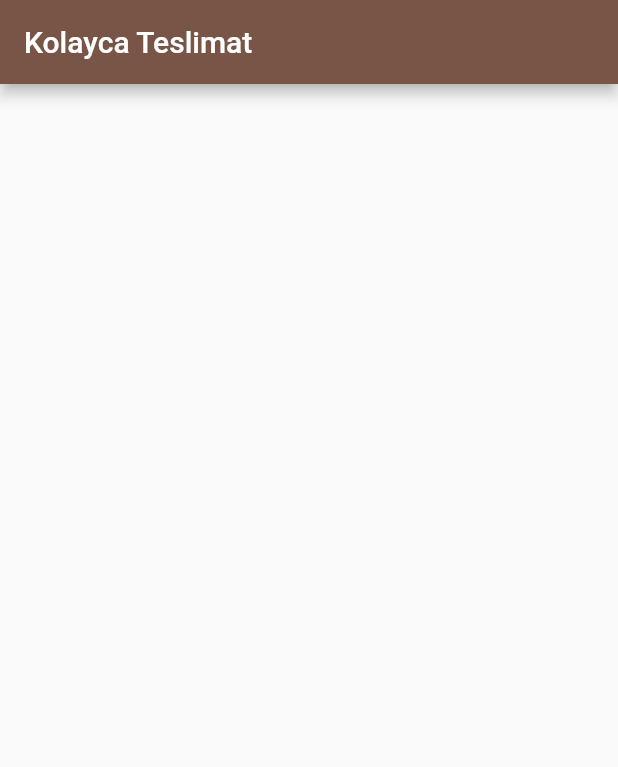
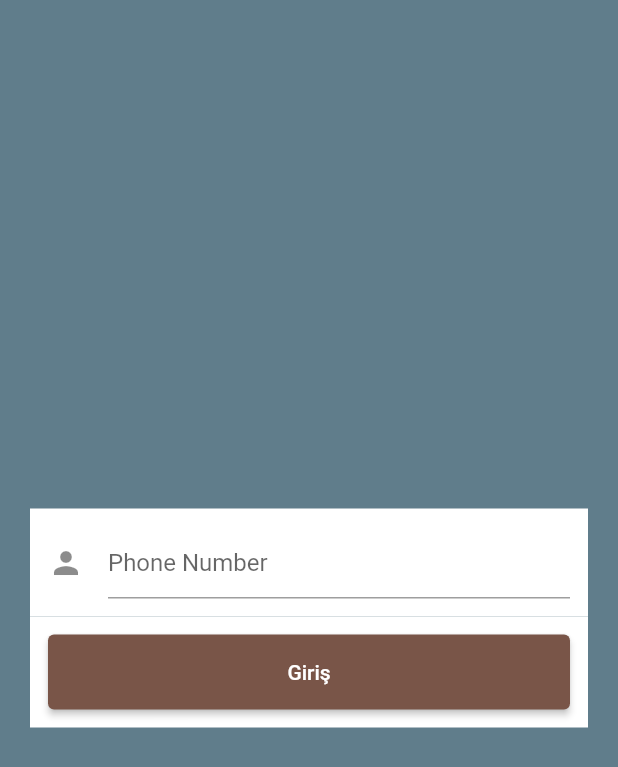
Before and after one commit to fahricandurucan/kolayca_teslimat_flutter, a Flutter app: the screen it shows after launch, on a phone screen of 412 x 824 dp. Shown: the top 767 px of the screen. Run offline on Flutter 3.47's test engine with Material 2 defaults, Android fonts, the phone set to English and light mode, and no system bars.

Commit message:
loginPage de temel tasarım yapıldı

```diff
--- a/lib/main.dart
+++ b/lib/main.dart
@@ -1,5 +1,6 @@
 import 'package:flutter/material.dart';
 import 'package:kolayca_teslimat_flutter/pages/home_page.dart';
+import 'package:kolayca_teslimat_flutter/pages/login_page.dart';
 
 void main() {
   runApp(const MyApp());
@@ -15,7 +16,7 @@ class MyApp extends StatelessWidget {
       theme: ThemeData(
         primarySwatch: Colors.brown,
       ),
-      home: HomePage(),
+      home: LoginPage(),
     );
   }
 }
--- a/lib/pages/login_page.dart
+++ b/lib/pages/login_page.dart
@@ -0,0 +1,103 @@
+import 'package:flutter/material.dart';
+
+class LoginPage extends StatefulWidget {
+  const LoginPage({Key? key}) : super(key: key);
+
+  @override
+  State<LoginPage> createState() => _LoginPageState();
+}
+
+class _LoginPageState extends State<LoginPage> {
+
+  final TextEditingController phoneNumberController = TextEditingController();
+
+  bool loginIsStarted = false;
+
+  void attemptLogin(){
+    if(phoneNumberController.text.isEmpty){
+      ScaffoldMessenger.of(context).showSnackBar(
+          SnackBar(content:Text("Lütfen tel no giriniz")));
+    }
+    else if(phoneNumberController.text != "123456"){
+      ScaffoldMessenger.of(context).showSnackBar(
+          SnackBar(content:Text("Geçersiz telefon numarası")));
+    }
+    else{
+      startFakeRequest();
+    }
+  }
+
+  void startFakeRequest(){
+    setState(() {
+      loginIsStarted = true;
+    });
+    Future.delayed(Duration(seconds: 2),(){
+      setState(() {
+        loginIsStarted = false;
+      });
+    });
+
+    if(phoneNumberController.text =="123456"){
+      ScaffoldMessenger.of(context).showSnackBar(
+          SnackBar(content:Text("Bilgileriniz doğrudur.")));
+    }
+    else{
+      ScaffoldMessenger.of(context).showSnackBar(
+          SnackBar(content:Text("Bilgileriniz yanlıştır.")));
+    }
+  }
+
+
+  @override
+  Widget build(BuildContext context) {
+    return Scaffold(
+      backgroundColor: Colors.blueGrey,
+      body: Center(
+        child: Column(
+          mainAxisAlignment: MainAxisAlignment.center,
+          children: [
+            buildPhoneNumber(),
+            buildLoginButton(),
+          ],
+        ),
+      ),
+    );
+  }
+
+  Widget buildPhoneNumber() {
+    return  Container(
+      margin: EdgeInsets.only(left: 20,right: 20),
+      padding: EdgeInsets.all(12),
+      decoration: BoxDecoration(
+        color: Colors.white,
+      ),
+      child: TextField(
+        controller: phoneNumberController,
+        decoration: InputDecoration(
+          hintText: "Phone Number",
+          icon: Icon(Icons.person),
+        ),
+      ),
+    );
+  }
+
+  Widget buildLoginButton() {
+    return Container(
+      width: double.infinity,
+      margin: EdgeInsets.only(left: 20,right: 20),
+      padding: EdgeInsets.all(12),
+      decoration: BoxDecoration(
+        color: Colors.white,
+      ),
+      child: loginIsStarted ?  CircularProgressIndicator() : SizedBox(
+        height: 50,
+        child: ElevatedButton(
+          onPressed: (){
+            attemptLogin();
+          },
+          child: Text("Giriş"),
+        ),
+      ),
+    );
+  }
+}
```
